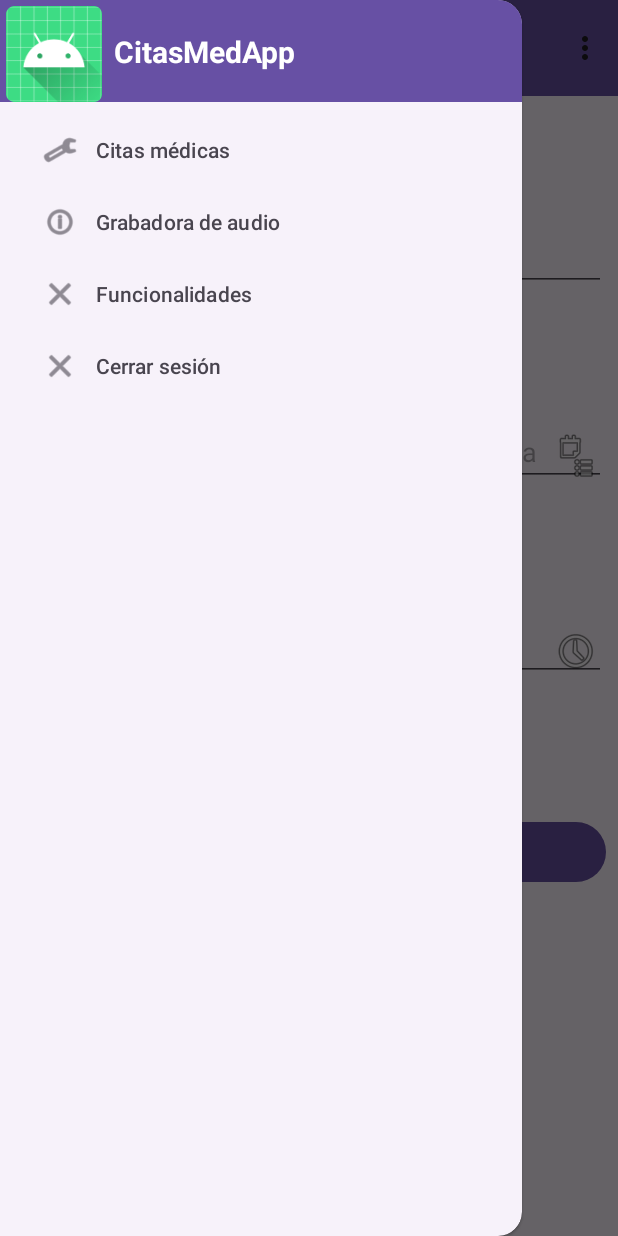
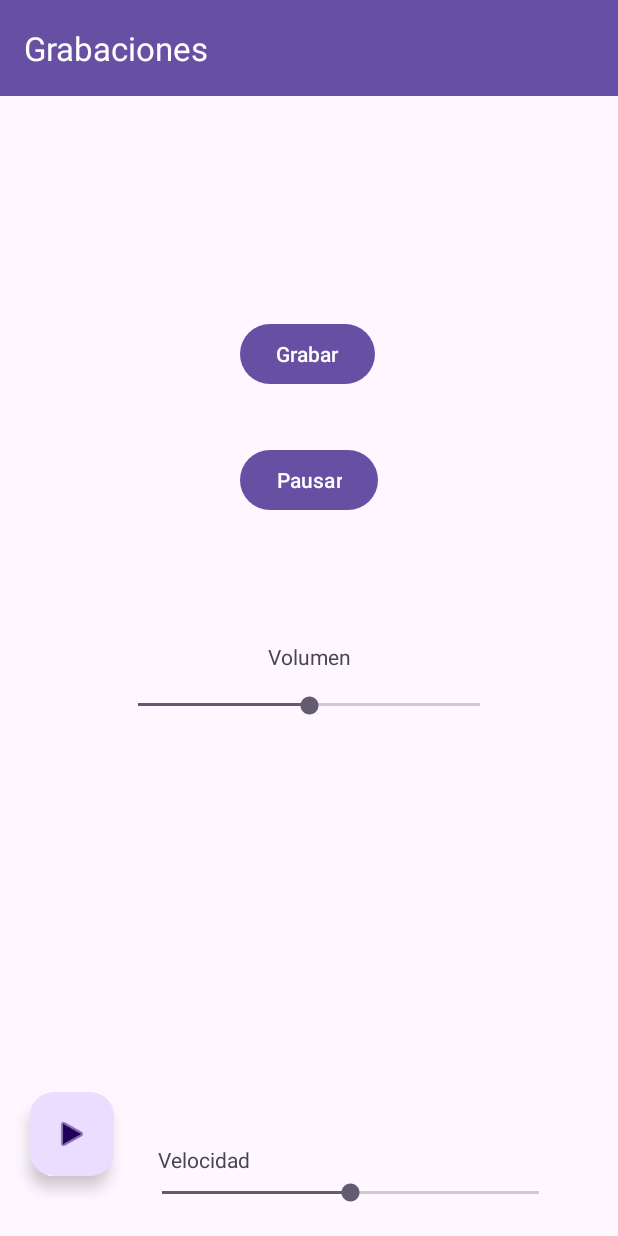
Before and after one commit to SirLuxord/Citas_Medicas_PGV, an Android app: the MainActivity screen opened directly, with no data from a screen before it, in the side drawer, after a tap on "Grabadora de audio", on a phone screen of 412 x 824 dp. Run offline under Robolectric (Android 15) with nearby library versions, the phone set to English and light mode, and no system bars; our stand-ins replace Firebase (no records; nobody signed in at launch, a user with empty details on screens opened directly), Room's generated code.

Commit message:
Adición de grabación activity y arreglos de base de datos de room

```diff
--- a/app/src/main/java/com/example/citas_medicas/BD_Room/CitaDao.kt
+++ b/app/src/main/java/com/example/citas_medicas/BD_Room/CitaDao.kt
@@ -1,7 +1,7 @@
 package com.example.citas_medicas.BD_Room
 
 import androidx.room.*
-import com.example.citas_medicas.models.CitaMedica
+import com.example.citas_medicas.BD_Room.models.CitaMedica
 
 @Dao
 interface CitaDao {
--- a/app/src/main/java/com/example/citas_medicas/BD_Room/CitasBD.kt
+++ b/app/src/main/java/com/example/citas_medicas/BD_Room/CitasBD.kt
@@ -4,12 +4,12 @@ import android.content.Context
 import androidx.room.Database
 import androidx.room.Room
 import androidx.room.RoomDatabase
-import com.example.citas_medicas.models.CitaMedica
+import com.example.citas_medicas.BD_Room.models.CitaMedica
 
 @Database(entities = [CitaMedica::class], version = 1, exportSchema = false)
 abstract class CitasBD : RoomDatabase() {
 
-    abstract fun citaDao(): CitaDao  // Aquí debe devolver CitaDao, no CitasBD
+    abstract fun citaDao(): CitaDao
 
     companion object {
         @Volatile
@@ -21,7 +21,8 @@ abstract class CitasBD : RoomDatabase() {
                     context.applicationContext,
                     CitasBD::class.java,
                     "citas_db"
-                ).build()
+                ).fallbackToDestructiveMigration() // 👈 IMPORTANTE para evitar errores de migración
+                    .build()
                 INSTANCE = instance
                 instance
             }
--- a/app/src/main/java/com/example/citas_medicas/BD_Room/ConsultasCitas.kt
+++ b/app/src/main/java/com/example/citas_medicas/BD_Room/ConsultasCitas.kt
@@ -1,6 +1,6 @@
 package com.example.citas_medicas.BD_Room
 
-import com.example.citas_medicas.models.CitaMedica
+import com.example.citas_medicas.BD_Room.models.CitaMedica
 import kotlinx.coroutines.flow.Flow
 
 class ConsultasCitas (private val citaDao: CitaDao, private val emailUsuario: String) {
--- a/app/src/main/java/com/example/citas_medicas/models/CitaMedica.kt
+++ b/app/src/main/java/com/example/citas_medicas/BD_Room/models/CitaMedica.kt
@@ -1,4 +1,4 @@
-package com.example.citas_medicas.models
+package com.example.citas_medicas.BD_Room.models
 
 
 import androidx.room.ColumnInfo
--- a/app/src/main/java/com/example/citas_medicas/MainActivity.kt
+++ b/app/src/main/java/com/example/citas_medicas/MainActivity.kt
@@ -18,6 +18,7 @@ import com.example.citas_medicas.adapter.CitaAdapter
 import com.example.citas_medicas.databinding.ActivityMainBinding
 import com.example.citas_medicas.fragments.citas_fragments.FragmentCrearCita
 import com.example.citas_medicas.fragments.citas_fragments.FragmentListaCitas
+import com.example.citas_medicas.grabaciones.GrabacionesActivity
 import com.example.citas_medicas.view_models.CitaViewModel
 import com.google.android.material.navigation.NavigationView
 
@@ -36,7 +37,7 @@ class MainActivity : AppCompatActivity() {
         setContentView(binding.root)
 
         setSupportActionBar(binding.toolbar)
-//        setupDrawer()
+        setupDrawer()
 
         if (savedInstanceState == null) {
             loadFragment(FragmentListaCitas())
@@ -49,19 +50,19 @@ class MainActivity : AppCompatActivity() {
         }
     }
 
-//    private fun setupDrawer() {
-//        // Configurar la navegación en el Drawer
-//        binding.navigationView.setNavigationItemSelectedListener { menuItem ->
-//            when (menuItem.itemId) {
-//                R.id.nav_citas -> startActivity(Intent(this, MainActivity::class.java))
-//                R.id.nav_grabaciones -> startActivity(Intent(this, GrabacionesActivity::class.java))
-//                R.id.nav_funcionalidades -> startActivity(Intent(this, FuncionalidadesActivity::class.java))
-//                R.id.nav_logout -> logout()
-//            }
-//            binding.main.closeDrawer(GravityCompat.START)
-//            true
-//        }
-//    }
+    private fun setupDrawer() {
+        // Configurar la navegación en el Drawer
+        binding.navigationView.setNavigationItemSelectedListener { menuItem ->
+            when (menuItem.itemId) {
+                R.id.nav_citas -> startActivity(Intent(this, MainActivity::class.java))
+                R.id.nav_grabaciones -> startActivity(Intent(this, GrabacionesActivity::class.java))
+                //R.id.nav_funcionalidades -> startActivity(Intent(this, FuncionalidadesActivity::class.java))
+                R.id.nav_logout -> logout()
+            }
+            binding.main.closeDrawer(GravityCompat.START)
+            true
+        }
+    }
 
     private fun logout() {
         // Implementar lógica de cierre de sesión
--- a/app/src/main/java/com/example/citas_medicas/adapter/CitaAdapter.kt
+++ b/app/src/main/java/com/example/citas_medicas/adapter/CitaAdapter.kt
@@ -4,7 +4,7 @@ import android.view.LayoutInflater
 import android.view.ViewGroup
 import androidx.recyclerview.widget.RecyclerView
 import com.example.citas_medicas.databinding.ItemCitaBinding
-import com.example.citas_medicas.models.CitaMedica
+import com.example.citas_medicas.BD_Room.models.CitaMedica
 
 class CitaAdapter(private val onCloseClick: (CitaMedica) -> Unit) : RecyclerView.Adapter<CitaAdapter.CitaViewHolder>() {
 
--- a/app/src/main/java/com/example/citas_medicas/fragments/citas_fragments/FragmentCrearCita.kt
+++ b/app/src/main/java/com/example/citas_medicas/fragments/citas_fragments/FragmentCrearCita.kt
@@ -11,7 +11,7 @@ import androidx.fragment.app.Fragment
 import androidx.fragment.app.viewModels
 import com.example.citas_medicas.R
 import com.example.citas_medicas.databinding.FragmentCrearCitaBinding
-import com.example.citas_medicas.models.CitaMedica
+import com.example.citas_medicas.BD_Room.models.CitaMedica
 import com.example.citas_medicas.view_models.CitaViewModel
 import com.google.firebase.auth.FirebaseAuth
 import java.util.Calendar
--- /dev/null
+++ b/app/src/main/java/com/example/citas_medicas/grabaciones/GrabacionesActivity.kt
@@ -0,0 +1,158 @@
+package com.example.citas_medicas.grabaciones
+
+import android.Manifest
+import android.content.Intent
+import android.content.pm.PackageManager
+import android.media.MediaPlayer
+import android.media.MediaRecorder
+import android.os.Bundle
+import android.widget.SeekBar
+import android.widget.Toast
+import androidx.appcompat.app.AppCompatActivity
+import androidx.core.app.ActivityCompat
+import androidx.core.content.ContextCompat
+import com.example.citas_medicas.R
+import com.example.citas_medicas.databinding.ActivityGrabacionBinding
+import com.google.android.material.snackbar.Snackbar
+import java.io.IOException
+
+class GrabacionesActivity : AppCompatActivity() {
+
+    private lateinit var binding: ActivityGrabacionBinding
+    private var mediaRecorder: MediaRecorder? = null
+    private var mediaPlayer: MediaPlayer? = null
+    private var fileName: String? = null
+    private var isRecording = false
+    private var isPaused = false
+    private val permissionsRequired = arrayOf(Manifest.permission.RECORD_AUDIO, Manifest.permission.WRITE_EXTERNAL_STORAGE)
+    private val REQUEST_RECORD_AUDIO_PERMISSION = 200
+
+    override fun onCreate(savedInstanceState: Bundle?) {
+        super.onCreate(savedInstanceState)
+        binding = ActivityGrabacionBinding.inflate(layoutInflater)
+        setContentView(binding.root)
+
+        setSupportActionBar(binding.toolbar)
+
+        // Configurar el archivo donde se guardará la grabación
+        fileName = "${externalCacheDir?.absolutePath}/grabacion.3gp"
+
+        checkPermissions()
+
+        binding.btnRecord.setOnClickListener { toggleRecording() }
+        binding.btnPause.setOnClickListener { pauseRecording() }
+        binding.fabPlay.setOnClickListener { playRecording() }
+
+        binding.seekBarVolume.setOnSeekBarChangeListener(volumeChangeListener)
+        binding.seekBarSpeed.setOnSeekBarChangeListener(speedChangeListener)
+    }
+
+    private fun toggleRecording() {
+        if (isRecording) {
+            stopRecording()
+            binding.btnRecord.text = "Grabar"
+            Snackbar.make(binding.root, "Grabación detenida", Snackbar.LENGTH_SHORT).show()
+        } else {
+            startRecording()
+            binding.btnRecord.text = "Detener"
+            Snackbar.make(binding.root, "Grabación iniciada", Snackbar.LENGTH_SHORT).show()
+        }
+    }
+
+    private fun startRecording() {
+        mediaRecorder = MediaRecorder().apply {
+            setAudioSource(MediaRecorder.AudioSource.MIC)
+            setOutputFormat(MediaRecorder.OutputFormat.THREE_GPP)
+            setAudioEncoder(MediaRecorder.AudioEncoder.AMR_NB)
+            setOutputFile(fileName)
+
+            try {
+                prepare()
+                start()
+                isRecording = true
+            } catch (e: IOException) {
+                Toast.makeText(this@GrabacionesActivity, "Error al grabar", Toast.LENGTH_SHORT).show()
+            }
+        }
+    }
+
+    private fun pauseRecording() {
+        if (isRecording) {
+            if (isPaused) {
+                mediaRecorder?.resume()
+                binding.btnPause.text = "Pausar"
+                Snackbar.make(binding.root, "Grabación reanudada", Snackbar.LENGTH_SHORT).show()
+            } else {
+                mediaRecorder?.pause()
+                binding.btnPause.text = "Reanudar"
+                Snackbar.make(binding.root, "Grabación pausada", Snackbar.LENGTH_SHORT).show()
+            }
+            isPaused = !isPaused
+        }
+    }
+
+    private fun stopRecording() {
+        mediaRecorder?.apply {
+            stop()
+            release()
+        }
+        mediaRecorder = null
+        isRecording = false
+    }
+
+    private fun playRecording() {
+        if (mediaPlayer != null && mediaPlayer!!.isPlaying) {
+            // Si está reproduciendo, detener y liberar recursos
+            mediaPlayer!!.stop()
+            mediaPlayer!!.release()
+            mediaPlayer = null
+            binding.fabPlay.setImageResource(android.R.drawable.ic_media_play) // Cambia el ícono a "play"
+            Toast.makeText(this@GrabacionesActivity, "Reproducción detenida", Toast.LENGTH_SHORT).show()
+        } else {
+            // Si no está reproduciendo, iniciar la reproducción
+            mediaPlayer = MediaPlayer().apply {
+                try {
+                    setDataSource(fileName)
+                    prepare()
+                    setVolume(binding.seekBarVolume.progress / 100f, binding.seekBarVolume.progress / 100f)
+                    start()
+                    binding.fabPlay.setImageResource(android.R.drawable.ic_media_pause) // Cambia el ícono a "pause"
+                    Toast.makeText(this@GrabacionesActivity, "Reproduciendo...", Toast.LENGTH_SHORT).show()
+
+                    // Cambia el ícono de nuevo a "play" cuando termine la reproducción
+                    setOnCompletionListener {
+                        binding.fabPlay.setImageResource(android.R.drawable.ic_media_play)
+                        mediaPlayer?.release()
+                        mediaPlayer = null
+                    }
+                } catch (e: IOException) {
+                    Toast.makeText(this@GrabacionesActivity, "Error al reproducir", Toast.LENGTH_SHORT).show()
+                }
+            }
+        }
+    }
+
+    private val volumeChangeListener = object : SeekBar.OnSeekBarChangeListener {
+        override fun onProgressChanged(seekBar: SeekBar?, progress: Int, fromUser: Boolean) {
+            mediaPlayer?.setVolume(progress / 100f, progress / 100f)
+        }
+        override fun onStartTrackingTouch(seekBar: SeekBar?) {}
+        override fun onStopTrackingTouch(seekBar: SeekBar?) {}
+    }
+
+    private val speedChangeListener = object : SeekBar.OnSeekBarChangeListener {
+        override fun onProgressChanged(seekBar: SeekBar?, progress: Int, fromUser: Boolean) {
+            if (mediaPlayer != null && mediaPlayer!!.isPlaying) { // Verifica si está reproduciendo
+                mediaPlayer!!.playbackParams = mediaPlayer!!.playbackParams.setSpeed(progress / 100f)
+            }
+        }
+        override fun onStartTrackingTouch(seekBar: SeekBar?) {}
+        override fun onStopTrackingTouch(seekBar: SeekBar?) {}
+    }
+
+    private fun checkPermissions() {
+        if (permissionsRequired.any { ContextCompat.checkSelfPermission(this, it) != PackageManager.PERMISSION_GRANTED }) {
+            ActivityCompat.requestPermissions(this, permissionsRequired, REQUEST_RECORD_AUDIO_PERMISSION)
+        }
+    }
+}
--- a/app/src/main/java/com/example/citas_medicas/view_models/CitaViewModel.kt
+++ b/app/src/main/java/com/example/citas_medicas/view_models/CitaViewModel.kt
@@ -7,7 +7,7 @@ import androidx.lifecycle.asLiveData
 import androidx.lifecycle.viewModelScope
 import com.example.citas_medicas.BD_Room.CitasBD
 import com.example.citas_medicas.BD_Room.ConsultasCitas
-import com.example.citas_medicas.models.CitaMedica
+import com.example.citas_medicas.BD_Room.models.CitaMedica
 import com.google.firebase.auth.FirebaseAuth
 import kotlinx.coroutines.flow.Flow
 import kotlinx.coroutines.launch
--- /dev/null
+++ b/app/src/main/res/layout/activity_grabacion.xml
@@ -0,0 +1,126 @@
+<?xml version="1.0" encoding="utf-8"?>
+<androidx.drawerlayout.widget.DrawerLayout
+    xmlns:android="http://schemas.android.com/apk/res/android"
+    xmlns:app="http://schemas.android.com/apk/res-auto"
+    xmlns:tools="http://schemas.android.com/tools"
+    android:id="@+id/main"
+    android:layout_width="match_parent"
+    android:layout_height="match_parent"
+    tools:context=".MainActivity">
+
+
+    <androidx.constraintlayout.widget.ConstraintLayout
+        android:layout_width="wrap_content"
+        android:layout_height="match_parent"
+        android:fitsSystemWindows="true">
+
+
+        <androidx.appcompat.widget.Toolbar
+            android:id="@+id/toolbar"
+            android:layout_width="match_parent"
+            android:layout_height="?attr/actionBarSize"
+            android:background="?attr/colorPrimary"
+            android:theme="?attr/actionBarTheme"
+            app:layout_constraintBottom_toBottomOf="parent"
+            app:layout_constraintEnd_toEndOf="parent"
+            app:layout_constraintHorizontal_bias="0.0"
+            app:layout_constraintStart_toStartOf="parent"
+            app:layout_constraintTop_toTopOf="parent"
+            app:layout_constraintVertical_bias="0.0"
+            app:title="Grabaciones"
+            app:titleTextColor="?attr/colorOnPrimary" />
+
+        <!-- Botón para grabar -->
+
+        <!-- Botón para reproducir -->
+
+
+        <Button
+            android:id="@+id/btnRecord"
+            android:layout_width="wrap_content"
+            android:layout_height="wrap_content"
+            android:layout_marginTop="148dp"
+            android:text="@string/rec_txt"
+            app:layout_constraintHorizontal_bias="0.496"
+            app:layout_constraintLeft_toLeftOf="parent"
+            app:layout_constraintRight_toRightOf="parent"
+            app:layout_constraintTop_toBottomOf="@+id/toolbar" />
+
+        <Button
+            android:id="@+id/btnPause"
+            android:layout_width="wrap_content"
+            android:layout_height="wrap_content"
+            android:layout_marginTop="36dp"
+            android:text="Pausar"
+            app:layout_constraintLeft_toLeftOf="parent"
+            app:layout_constraintRight_toRightOf="parent"
+            app:layout_constraintTop_toBottomOf="@+id/btnRecord" />
+
+        <SeekBar
+            android:id="@+id/seekBarVolume"
+            android:layout_width="260dp"
+            android:layout_height="13dp"
+            android:layout_margin="16dp"
+            android:layout_marginTop="15dp"
+            android:max="200"
+            android:progress="100"
+            app:layout_constraintEnd_toEndOf="parent"
+            app:layout_constraintStart_toStartOf="parent"
+            app:layout_constraintTop_toBottomOf="@+id/VolumenView" />
+
+        <SeekBar
+            android:id="@+id/seekBarSpeed"
+            android:layout_width="283dp"
+            android:layout_height="25dp"
+            android:layout_margin="16dp"
+            android:layout_marginStart="16dp"
+            android:layout_marginBottom="60dp"
+            android:max="200"
+            android:progress="100"
+            app:layout_constraintBottom_toBottomOf="parent"
+            app:layout_constraintStart_toEndOf="@+id/fabPlay" />
+
+        <com.google.android.material.floatingactionbutton.FloatingActionButton
+            android:id="@+id/fabPlay"
+            android:layout_width="wrap_content"
+            android:layout_height="wrap_content"
+            android:layout_marginBottom="40dp"
+            android:src="@android:drawable/ic_media_play"
+            app:layout_constraintBottom_toBottomOf="parent"
+            app:layout_constraintHorizontal_bias="0.056"
+            app:layout_constraintLeft_toLeftOf="parent"
+            app:layout_constraintRight_toRightOf="parent" />
+
+        <TextView
+            android:id="@+id/velocidadView"
+            android:layout_width="wrap_content"
+            android:layout_height="wrap_content"
+            android:layout_marginStart="29dp"
+            android:text="Velocidad"
+            app:layout_constraintBottom_toTopOf="@+id/seekBarSpeed"
+            app:layout_constraintEnd_toEndOf="parent"
+            app:layout_constraintHorizontal_bias="0.0"
+            app:layout_constraintStart_toEndOf="@+id/fabPlay" />
+
+        <TextView
+            android:id="@+id/VolumenView"
+            android:layout_width="wrap_content"
+            android:layout_height="wrap_content"
+            android:layout_marginTop="84dp"
+            android:text="Volumen"
+            app:layout_constraintEnd_toEndOf="parent"
+            app:layout_constraintStart_toStartOf="parent"
+            app:layout_constraintTop_toBottomOf="@+id/btnPause" />
+
+
+    </androidx.constraintlayout.widget.ConstraintLayout>
+
+    <com.google.android.material.navigation.NavigationView
+        android:id="@+id/navigation_view"
+        android:layout_width="wrap_content"
+        android:layout_height="match_parent"
+        android:layout_gravity="start"
+        app:menu="@menu/drawer_menu"
+        app:headerLayout="@layout/drawer_header" />
+
+</androidx.drawerlayout.widget.DrawerLayout>
--- /dev/null
+++ b/app/src/main/res/values-land/dimens.xml
@@ -0,0 +1,3 @@
+<resources>
+      <dimen name="fab_margin">48dp</dimen>
+   </resources>
--- /dev/null
+++ b/app/src/main/res/values-v23/themes.xml
@@ -0,0 +1,8 @@
+<resources xmlns:tools="http://schemas.android.com/tools">
+  <style name="Theme.Citas_Medicas" parent="Base.Theme.Citas_Medicas">
+    <!-- Transparent system bars for edge-to-edge. -->
+    <item name="android:navigationBarColor">@android:color/transparent</item>
+    <item name="android:statusBarColor">@android:color/transparent</item>
+    <item name="android:windowLightStatusBar">?attr/isLightTheme</item>
+  </style>
+</resources>
--- /dev/null
+++ b/app/src/main/res/values-w1240dp/dimens.xml
@@ -0,0 +1,3 @@
+<resources>
+      <dimen name="fab_margin">200dp</dimen>
+   </resources>
--- /dev/null
+++ b/app/src/main/res/values-w600dp/dimens.xml
@@ -0,0 +1,3 @@
+<resources>
+      <dimen name="fab_margin">48dp</dimen>
+   </resources>
--- /dev/null
+++ b/app/src/main/res/values/dimens.xml
@@ -0,0 +1,3 @@
+<resources>
+      <dimen name="fab_margin">16dp</dimen>
+   </resources>
--- a/gradle/libs.versions.toml
+++ b/gradle/libs.versions.toml
@@ -23,7 +23,6 @@ androidx-navigation-ui-ktx = { module = "androidx.navigation:navigation-ui-ktx",
 lifecycle-viewmodel-ktx = { group = "androidx.lifecycle", name = "lifecycle-viewmodel-ktx", version = "2.7.0" }
 androidx-room-compiler-v250 = { module = "androidx.room:room-compiler", version.ref = "roomCompiler" }
 room-runtime = { group = "androidx.room", name = "room-runtime", version.ref = "room" }
-room-compiler = { group = "androidx.room", name = "room-compiler", version.ref = "room" }
 room-ktx = { group = "androidx.room", name = "room-ktx", version.ref = "room" }
 firebase-bom = { group = "com.google.firebase", name = "firebase-bom", version.ref = "firebaseBom" }
 firebase-auth-ktx = { group = "com.google.firebase", name = "firebase-auth-ktx", version.ref = "firebaseAuthKtx" }
```
Also changed, not shown: app/build.gradle.kts (+20 -45 lines), app/src/main/AndroidManifest.xml (+12 -4 lines), app/src/main/res/values/strings.xml (+8 -0 lines).
